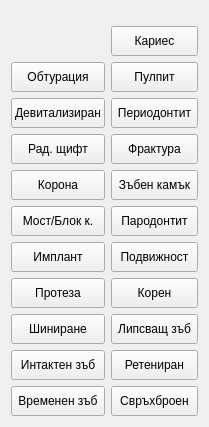
First picture: the form in src/View/SubWidgets/ControlPanel.ui, repository thefinalcutbg/DinoDent, before the edit.
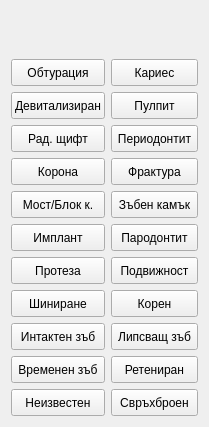
Second picture: the form after the edit. Custom widgets are drawn as their Qt base class.

Commit message: status button Unknown added to control panel

The edit to the form file:
```diff
--- a/src/View/SubWidgets/ControlPanel.ui
+++ b/src/View/SubWidgets/ControlPanel.ui
@@ -45,7 +45,7 @@
          <property name="minimumSize">
           <size>
            <width>0</width>
-           <height>30</height>
+           <height>27</height>
           </size>
          </property>
          <property name="toolTip">
@@ -70,7 +70,7 @@
          <property name="minimumSize">
           <size>
            <width>0</width>
-           <height>30</height>
+           <height>27</height>
           </size>
          </property>
          <property name="toolTip">
@@ -95,7 +95,7 @@
          <property name="minimumSize">
           <size>
            <width>0</width>
-           <height>30</height>
+           <height>27</height>
           </size>
          </property>
          <property name="toolTip">
@@ -120,7 +120,7 @@
          <property name="minimumSize">
           <size>
            <width>0</width>
-           <height>30</height>
+           <height>27</height>
           </size>
          </property>
          <property name="toolTip">
@@ -148,7 +148,7 @@
          <property name="minimumSize">
           <size>
            <width>0</width>
-           <height>30</height>
+           <height>27</height>
           </size>
          </property>
          <property name="toolTip">
@@ -173,7 +173,7 @@
          <property name="minimumSize">
           <size>
            <width>0</width>
-           <height>30</height>
+           <height>27</height>
           </size>
          </property>
          <property name="toolTip">
@@ -192,7 +192,7 @@
          <property name="minimumSize">
           <size>
            <width>0</width>
-           <height>30</height>
+           <height>27</height>
           </size>
          </property>
          <property name="toolTip">
@@ -217,7 +217,7 @@
          <property name="minimumSize">
           <size>
            <width>0</width>
-           <height>30</height>
+           <height>27</height>
           </size>
          </property>
          <property name="toolTip">
@@ -236,7 +236,7 @@
          <property name="minimumSize">
           <size>
            <width>0</width>
-           <height>30</height>
+           <height>27</height>
           </size>
          </property>
          <property name="toolTip">
@@ -258,7 +258,7 @@
          <property name="minimumSize">
           <size>
            <width>0</width>
-           <height>30</height>
+           <height>27</height>
           </size>
          </property>
          <property name="toolTip">
@@ -272,6 +272,19 @@
          </property>
         </widget>
        </item>
+       <item>
+        <widget class="StatusButton" name="unknown">
+         <property name="minimumSize">
+          <size>
+           <width>0</width>
+           <height>27</height>
+          </size>
+         </property>
+         <property name="text">
+          <string>Неизвестен</string>
+         </property>
+        </widget>
+       </item>
       </layout>
      </item>
      <item>
@@ -300,7 +313,7 @@
          <property name="minimumSize">
           <size>
            <width>0</width>
-           <height>30</height>
+           <height>27</height>
           </size>
          </property>
          <property name="toolTip">
@@ -325,7 +338,7 @@
          <property name="minimumSize">
           <size>
            <width>0</width>
-           <height>30</height>
+           <height>27</height>
           </size>
          </property>
          <property name="toolTip">
@@ -350,7 +363,7 @@
          <property name="minimumSize">
           <size>
            <width>0</width>
-           <height>30</height>
+           <height>27</height>
           </size>
          </property>
          <property name="toolTip">
@@ -375,7 +388,7 @@
          <property name="minimumSize">
           <size>
            <width>0</width>
-           <height>30</height>
+           <height>27</height>
           </size>
          </property>
          <property name="toolTip">
@@ -394,7 +407,7 @@
          <property name="minimumSize">
           <size>
            <width>0</width>
-           <height>30</height>
+           <height>27</height>
           </size>
          </property>
          <property name="text">
@@ -413,7 +426,7 @@
          <property name="minimumSize">
           <size>
            <width>0</width>
-           <height>30</height>
+           <height>27</height>
           </size>
          </property>
          <property name="toolTip">
@@ -438,7 +451,7 @@
          <property name="minimumSize">
           <size>
            <width>0</width>
-           <height>30</height>
+           <height>27</height>
           </size>
          </property>
          <property name="toolTip">
@@ -463,7 +476,7 @@
          <property name="minimumSize">
           <size>
            <width>0</width>
-           <height>30</height>
+           <height>27</height>
           </size>
          </property>
          <property name="toolTip">
@@ -488,7 +501,7 @@
          <property name="minimumSize">
           <size>
            <width>0</width>
-           <height>30</height>
+           <height>27</height>
           </size>
          </property>
          <property name="toolTip">
@@ -513,7 +526,7 @@
          <property name="minimumSize">
           <size>
            <width>0</width>
-           <height>30</height>
+           <height>27</height>
           </size>
          </property>
          <property name="toolTip">
@@ -538,7 +551,7 @@
          <property name="minimumSize">
           <size>
            <width>0</width>
-           <height>30</height>
+           <height>27</height>
           </size>
          </property>
          <property name="toolTip">
```
Left out of the diff: 8 changed lines with no effect on the pictures. The commit also changes 4 other files.
